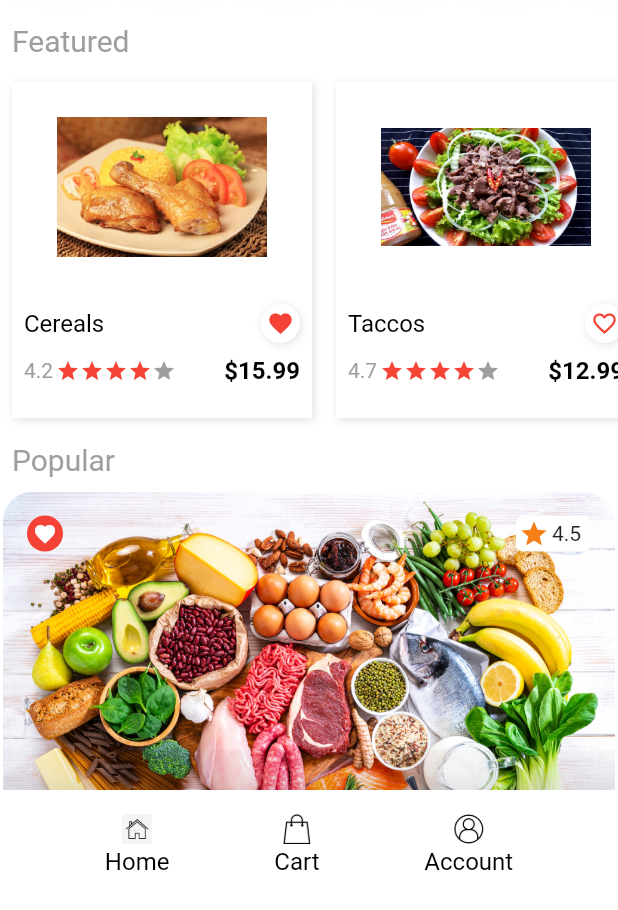
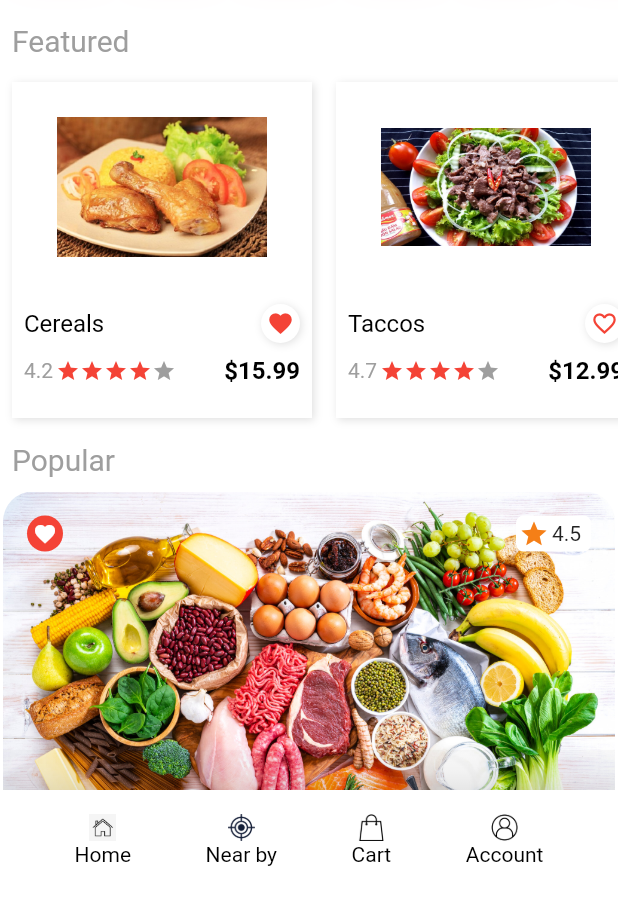
Before and after one commit to nqtruongnk/food_app, a Flutter app: the screen it shows after launch, on a phone screen of 412 x 824 dp, the part 326-1236 px from its top. Run offline on Flutter 3.47's test engine with Material 2 defaults, Android fonts, the phone set to English and light mode, and no system bars; our stand-ins replace carousel_pro.

Commit message:
screen detail

```diff
--- a/lib/scr/screens/home.dart
+++ b/lib/scr/screens/home.dart
@@ -1,6 +1,8 @@
 import 'dart:ui';
 
-import 'package:app_food/scr/commons.dart';
+import 'package:app_food/scr/helpers/screen_navigation.dart';
+import 'package:app_food/scr/helpers/style.dart';
+import 'package:app_food/scr/screens/bag.dart';
 import 'package:app_food/scr/widgets/bottom_navigation_icons.dart';
 import 'package:app_food/scr/widgets/categories.dart';
 import 'package:app_food/scr/widgets/custom_text.dart';
@@ -248,6 +250,13 @@ class _HomeState extends State<Home> {
                 name: 'Home',
               ),
               BottomNavIcon(
+                image: 'target.png',
+                name: 'Near by',
+              ),
+              BottomNavIcon(
+                onTap: () {
+                  changeScreen(context, ShoppingBag());
+                },
                 image: 'shopping-bag.png',
                 name: 'Cart',
               ),
--- a/lib/scr/widgets/bottom_navigation_icons.dart
+++ b/lib/scr/widgets/bottom_navigation_icons.dart
@@ -4,26 +4,32 @@ import 'package:flutter/material.dart';
 class BottomNavIcon extends StatelessWidget {
   final String image;
   final String name;
-  const BottomNavIcon({Key key, this.image, this.name}) : super(key: key);
+  final Function onTap;
+  const BottomNavIcon({Key key, this.image, this.name, this.onTap})
+      : super(key: key);
 
   @override
   Widget build(BuildContext context) {
     return Padding(
       padding: const EdgeInsets.all(8.0),
+      child: GestureDetector(
+        onTap: onTap ?? null,
         child: Column(
           children: [
             Image.asset(
               'images/$image',
-            width: 20,
-            height: 20,
+              width: 18,
+              height: 18,
             ),
             SizedBox(
-            height: 2,
+              height: 1,
             ),
             CustomText(
               text: name,
+              size: 14,
             )
           ],
+        ),
       ),
     );
   }
--- a/lib/scr/widgets/categories.dart
+++ b/lib/scr/widgets/categories.dart
@@ -1,7 +1,7 @@
 import 'package:app_food/scr/models/category.dart';
 import 'package:flutter/material.dart';
 
-import '../commons.dart';
+import '../helpers/style.dart';
 import 'custom_text.dart';
 
 List<Category> categoriesList = [
--- a/lib/scr/widgets/featured_products.dart
+++ b/lib/scr/widgets/featured_products.dart
@@ -1,13 +1,35 @@
+import 'package:app_food/scr/helpers/screen_navigation.dart';
 import 'package:app_food/scr/models/products.dart';
+import 'package:app_food/scr/screens/details.dart';
 import 'package:app_food/scr/widgets/custom_text.dart';
 import 'package:flutter/material.dart';
 
-import '../commons.dart';
-List<Product> productsList =[
-  Product(name: 'Cereals', price: 15.99,rating: 4.2, vendor: 'GoodFoods', wishList: true, image: '1.jpg'),
-  Product(name: 'Taccos', price: 12.99,rating: 4.7, vendor: 'GoodFoods', wishList: false, image: '5.jpg'),
-  Product(name: 'Cereals', price: 15.99,rating: 4.2, vendor: 'GoodFoods', wishList: true, image: '1.jpg'),
+import '../helpers/style.dart';
+
+List<Product> productsList = [
+  Product(
+      name: 'Cereals',
+      price: 15.99,
+      rating: 4.2,
+      vendor: 'GoodFoods',
+      wishList: true,
+      image: '1.jpg'),
+  Product(
+      name: 'Taccos',
+      price: 12.99,
+      rating: 4.7,
+      vendor: 'GoodFoods',
+      wishList: false,
+      image: '5.jpg'),
+  Product(
+      name: 'Cereals',
+      price: 15.99,
+      rating: 4.2,
+      vendor: 'GoodFoods',
+      wishList: true,
+      image: '1.jpg'),
 ];
+
 class Featured extends StatelessWidget {
   const Featured({Key key}) : super(key: key);
 
@@ -21,6 +43,14 @@ class Featured extends StatelessWidget {
           itemBuilder: (context, index) {
             return Padding(
               padding: EdgeInsets.all(8),
+              child: GestureDetector(
+                onTap: () {
+                  changeScreen(
+                      context,
+                      Details(
+                        product: productsList[index],
+                      ));
+                },
                 child: Container(
                   height: 240,
                   width: 200,
@@ -64,11 +94,13 @@ class Featured extends StatelessWidget {
                               ),
                               child: Padding(
                                 padding: const EdgeInsets.all(4.0),
-                              child: productsList[index].wishList ? Icon(
+                                child: productsList[index].wishList
+                                    ? Icon(
                                         Icons.favorite,
                                         color: red,
                                         size: 18,
-                              ): Icon(
+                                      )
+                                    : Icon(
                                         Icons.favorite_border,
                                         color: red,
                                         size: 18,
@@ -136,6 +168,7 @@ class Featured extends StatelessWidget {
                     ],
                   ),
                 ),
+              ),
             );
           }),
     );
--- a/lib/scr/widgets/small_floatting_buttom.dart
+++ b/lib/scr/widgets/small_floatting_buttom.dart
@@ -1,4 +1,4 @@
-import 'package:app_food/scr/commons.dart';
+import 'package:app_food/scr/helpers/style.dart';
 import 'package:flutter/material.dart';
 
 class SmallButton extends StatelessWidget {
--- a/pubspec.yaml
+++ b/pubspec.yaml
@@ -28,6 +28,7 @@ dependencies:
   # The following adds the Cupertino Icons font to your application.
   # Use with the CupertinoIcons class for iOS style icons.
   cupertino_icons: ^1.0.2
+  carousel_pro: ^1.0.0
 
 dev_dependencies:
   flutter_test:
```
Also changed, not shown: lib/scr/helpers/screen_navigation.dart (added, +10 -0 lines), lib/scr/screens/bag.dart (added, +17 -0 lines), lib/scr/screens/details.dart (added, +187 -0 lines), lib/scr/widgets/custom_text.dart (+7 -3 lines), lib/scr/helpers/style.dart (renamed from lib/scr/commons.dart), pubspec.lock. Lines whose indentation alone changed are shown as unchanged.
